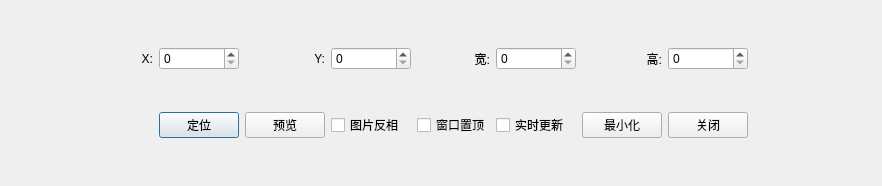
Carrot-shreds/score_capture, file src/View/ui/DialogLocate.ui: the form before one commit.
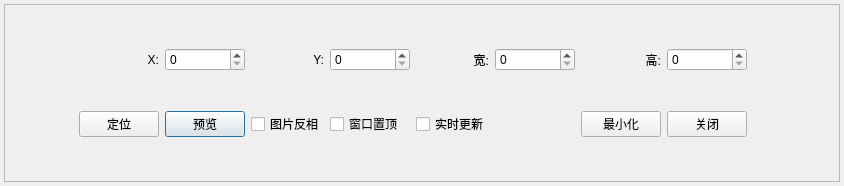
The form after the commit.

Commit message: feat: Locate dialog mini mode

The edit to the form file:
```diff
--- a/src/View/ui/DialogLocate.ui
+++ b/src/View/ui/DialogLocate.ui
@@ -6,7 +6,7 @@
    <rect>
     <x>0</x>
     <y>0</y>
-    <width>882</width>
+    <width>844</width>
     <height>186</height>
    </rect>
   </property>
@@ -17,7 +17,131 @@
    <double>0.700000000000000</double>
   </property>
   <layout class="QGridLayout" name="gridLayout">
-   <item row="0" column="7">
+   <property name="leftMargin">
+    <number>0</number>
+   </property>
+   <property name="topMargin">
+    <number>0</number>
+   </property>
+   <property name="rightMargin">
+    <number>0</number>
+   </property>
+   <property name="bottomMargin">
+    <number>0</number>
+   </property>
+   <property name="horizontalSpacing">
+    <number>6</number>
+   </property>
+   <item row="0" column="0">
+    <widget class="QWidget" name="widget" native="true">
+     <property name="sizePolicy">
+      <sizepolicy hsizetype="Expanding" vsizetype="Expanding">
+       <horstretch>0</horstretch>
+       <verstretch>0</verstretch>
+      </sizepolicy>
+     </property>
+     <layout class="QHBoxLayout" name="horizontalLayout">
+      <property name="leftMargin">
+       <number>4</number>
+      </property>
+      <property name="topMargin">
+       <number>4</number>
+      </property>
+      <property name="rightMargin">
+       <number>4</number>
+      </property>
+      <property name="bottomMargin">
+       <number>4</number>
+      </property>
+      <item>
+       <widget class="QFrame" name="frame">
+        <property name="frameShape">
+         <enum>QFrame::Shape::StyledPanel</enum>
+        </property>
+        <property name="frameShadow">
+         <enum>QFrame::Shadow::Raised</enum>
+        </property>
+        <layout class="QGridLayout" name="gridLayout_2">
+         <item row="0" column="9">
+          <widget class="QSpinBox" name="spinBox_region_height">
+           <property name="sizePolicy">
+            <sizepolicy hsizetype="Preferred" vsizetype="Fixed">
+             <horstretch>0</horstretch>
+             <verstretch>0</verstretch>
+            </sizepolicy>
+           </property>
+           <property name="minimumSize">
+            <size>
+             <width>80</width>
+             <height>0</height>
+            </size>
+           </property>
+           <property name="maximum">
+            <number>2000</number>
+           </property>
+          </widget>
+         </item>
+         <item row="1" column="3">
+          <widget class="QPushButton" name="pushButton_preview">
+           <property name="text">
+            <string>预览</string>
+           </property>
+          </widget>
+         </item>
+         <item row="1" column="5">
+          <widget class="QCheckBox" name="checkBox_dialog_always_on_top">
+           <property name="text">
+            <string>窗口置顶</string>
+           </property>
+          </widget>
+         </item>
+         <item row="0" column="10" colspan="3">
+          <spacer name="horizontalSpacer_4">
+           <property name="orientation">
+            <enum>Qt::Orientation::Horizontal</enum>
+           </property>
+           <property name="sizeHint" stdset="0">
+            <size>
+             <width>85</width>
+             <height>25</height>
+            </size>
+           </property>
+          </spacer>
+         </item>
+         <item row="1" column="6">
+          <widget class="QCheckBox" name="checkBox_live_locate">
+           <property name="text">
+            <string>实时更新</string>
+           </property>
+          </widget>
+         </item>
+         <item row="1" column="12">
+          <spacer name="horizontalSpacer_2">
+           <property name="orientation">
+            <enum>Qt::Orientation::Horizontal</enum>
+           </property>
+           <property name="sizeHint" stdset="0">
+            <size>
+             <width>86</width>
+             <height>25</height>
+            </size>
+           </property>
+          </spacer>
+         </item>
+         <item row="1" column="0" colspan="2">
+          <spacer name="horizontalSpacer_3">
+           <property name="orientation">
+            <enum>Qt::Orientation::Horizontal</enum>
+           </property>
+           <property name="sizeHint" stdset="0">
+            <size>
+             <width>101</width>
+             <height>25</height>
+            </size>
+           </property>
+          </spacer>
+         </item>
+         <item row="0" column="8">
     <widget class="QLabel" name="label_8">
      <property name="mouseTracking">
       <bool>true</bool>
@@ -30,106 +154,54 @@
      </property>
     </widget>
    </item>
-   <item row="2" column="2">
-    <widget class="QPushButton" name="pushButton_locate">
-     <property name="text">
-      <string>定位</string>
-     </property>
-    </widget>
-   </item>
-   <item row="0" column="6">
-    <widget class="QSpinBox" name="spinBox_region_width">
-     <property name="sizePolicy">
-      <sizepolicy hsizetype="Minimum" vsizetype="Fixed">
-       <horstretch>0</horstretch>
-       <verstretch>0</verstretch>
-      </sizepolicy>
-     </property>
-     <property name="minimumSize">
-      <size>
-       <width>80</width>
-       <height>0</height>
-      </size>
-     </property>
-     <property name="maximum">
-      <number>2000</number>
-     </property>
-    </widget>
-   </item>
-   <item row="0" column="4">
-    <widget class="QSpinBox" name="spinBox_region_y">
-     <property name="sizePolicy">
-      <sizepolicy hsizetype="Minimum" vsizetype="Fixed">
-       <horstretch>0</horstretch>
-       <verstretch>0</verstretch>
-      </sizepolicy>
-     </property>
-     <property name="minimumSize">
-      <size>
-       <width>80</width>
-       <height>0</height>
-      </size>
-     </property>
-     <property name="maximum">
-      <number>2000</number>
-     </property>
-    </widget>
-   </item>
-   <item row="2" column="8">
+         <item row="1" column="9">
     <widget class="QPushButton" name="pushButton_close">
      <property name="text">
       <string>关闭</string>
      </property>
     </widget>
    </item>
-   <item row="2" column="4">
+         <item row="1" column="2">
+          <widget class="QPushButton" name="pushButton_locate">
+           <property name="text">
+            <string>定位</string>
+           </property>
+          </widget>
+         </item>
+         <item row="1" column="8">
+          <widget class="QPushButton" name="pushButton_minimize">
+           <property name="text">
+            <string>最小化</string>
+           </property>
+          </widget>
+         </item>
+         <item row="1" column="4">
     <widget class="QCheckBox" name="checkBox_reverse_image">
      <property name="text">
       <string>图片反相</string>
      </property>
     </widget>
    </item>
-   <item row="2" column="5">
-    <widget class="QCheckBox" name="checkBox_dialog_always_on_top">
-     <property name="text">
-      <string>窗口置顶</string>
-     </property>
-    </widget>
-   </item>
-   <item row="0" column="1">
-    <widget class="QLabel" name="label_9">
-     <property name="mouseTracking">
-      <bool>true</bool>
-     </property>
-     <property name="text">
-      <string>X:</string>
-     </property>
-     <property name="alignment">
-      <set>Qt::AlignmentFlag::AlignRight|Qt::AlignmentFlag::AlignTrailing|Qt::AlignmentFlag::AlignVCenter</set>
-     </property>
-    </widget>
-   </item>
-   <item row="2" column="6">
-    <widget class="QCheckBox" name="checkBox_live_locate">
-     <property name="text">
-      <string>实时更新</string>
-     </property>
-    </widget>
-   </item>
-   <item row="0" column="0">
-    <spacer name="horizontalSpacer_6">
-     <property name="orientation">
-      <enum>Qt::Orientation::Horizontal</enum>
-     </property>
-     <property name="sizeHint" stdset="0">
+         <item row="0" column="7">
+          <widget class="QSpinBox" name="spinBox_region_width">
+           <property name="sizePolicy">
+            <sizepolicy hsizetype="Minimum" vsizetype="Fixed">
+             <horstretch>0</horstretch>
+             <verstretch>0</verstretch>
+            </sizepolicy>
+           </property>
+           <property name="minimumSize">
       <size>
-       <width>100</width>
-       <height>25</height>
-      </size>
-     </property>
-    </spacer>
-   </item>
-   <item row="0" column="5">
+             <width>80</width>
+             <height>0</height>
+            </size>
+           </property>
+           <property name="maximum">
+            <number>2000</number>
+           </property>
+          </widget>
+         </item>
+         <item row="0" column="6">
     <widget class="QLabel" name="label_7">
      <property name="mouseTracking">
       <bool>true</bool>
@@ -142,50 +214,10 @@
      </property>
     </widget>
    </item>
-   <item row="2" column="7">
-    <widget class="QPushButton" name="pushButton_minimize">
-     <property name="text">
-      <string>最小化</string>
-     </property>
-    </widget>
-   </item>
-   <item row="2" column="0" colspan="2">
-    <spacer name="horizontalSpacer_3">
-     <property name="orientation">
-      <enum>Qt::Orientation::Horizontal</enum>
-     </property>
-     <property name="sizeHint" stdset="0">
-      <size>
-       <width>118</width>
-       <height>25</height>
-      </size>
-     </property>
-    </spacer>
-   </item>
-   <item row="2" column="3">
-    <widget class="QPushButton" name="pushButton_preview">
-     <property name="text">
-      <string>预览</string>
-     </property>
-    </widget>
-   </item>
-   <item row="2" column="9">
-    <spacer name="horizontalSpacer_2">
-     <property name="orientation">
-      <enum>Qt::Orientation::Horizontal</enum>
-     </property>
-     <property name="sizeHint" stdset="0">
-      <size>
-       <width>100</width>
-       <height>25</height>
-      </size>
-     </property>
-    </spacer>
-   </item>
-   <item row="0" column="8">
-    <widget class="QSpinBox" name="spinBox_region_height">
+         <item row="0" column="5">
+          <widget class="QSpinBox" name="spinBox_region_y">
      <property name="sizePolicy">
-      <sizepolicy hsizetype="Preferred" vsizetype="Fixed">
+            <sizepolicy hsizetype="Minimum" vsizetype="Fixed">
        <horstretch>0</horstretch>
        <verstretch>0</verstretch>
       </sizepolicy>
@@ -201,7 +233,7 @@
      </property>
     </widget>
    </item>
-   <item row="0" column="3">
+         <item row="0" column="4">
     <widget class="QLabel" name="label_11">
      <property name="sizePolicy">
       <sizepolicy hsizetype="Preferred" vsizetype="Preferred">
@@ -220,7 +252,7 @@
      </property>
     </widget>
    </item>
-   <item row="0" column="2">
+         <item row="0" column="3">
     <widget class="QSpinBox" name="spinBox_region_x">
      <property name="sizePolicy">
       <sizepolicy hsizetype="Minimum" vsizetype="Fixed">
@@ -239,18 +271,37 @@
      </property>
     </widget>
    </item>
-   <item row="0" column="9">
-    <spacer name="horizontalSpacer_4">
+         <item row="0" column="2">
+          <widget class="QLabel" name="label_9">
+           <property name="mouseTracking">
+            <bool>false</bool>
+           </property>
+           <property name="text">
+            <string>X:</string>
+           </property>
+           <property name="alignment">
+            <set>Qt::AlignmentFlag::AlignRight|Qt::AlignmentFlag::AlignTrailing|Qt::AlignmentFlag::AlignVCenter</set>
+           </property>
+          </widget>
+         </item>
+         <item row="0" column="0" colspan="2">
+          <spacer name="horizontalSpacer_6">
      <property name="orientation">
       <enum>Qt::Orientation::Horizontal</enum>
      </property>
      <property name="sizeHint" stdset="0">
       <size>
-       <width>100</width>
+             <width>96</width>
        <height>25</height>
       </size>
      </property>
     </spacer>
+         </item>
+        </layout>
+       </widget>
+      </item>
+     </layout>
+    </widget>
    </item>
   </layout>
  </widget>
```
Left out of the diff: 6 changed lines with no effect on the pictures. Lines whose indentation alone changed are shown as unchanged. The commit also changes 5 other files.
